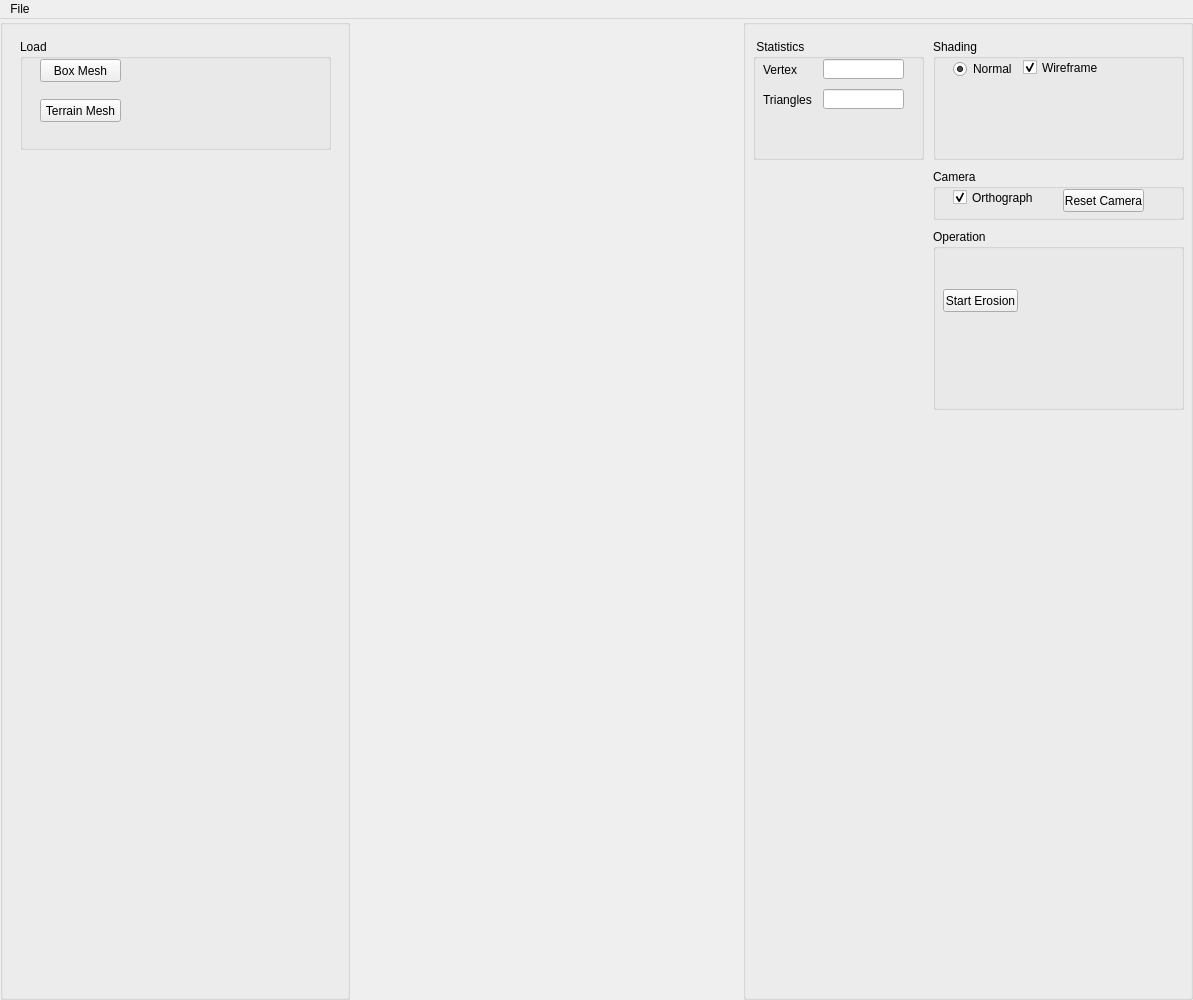
Qt form TerrainGeneration/UI/interface.ui (amatheo/LIFPROJET-TerrainGeneration) before a commit.
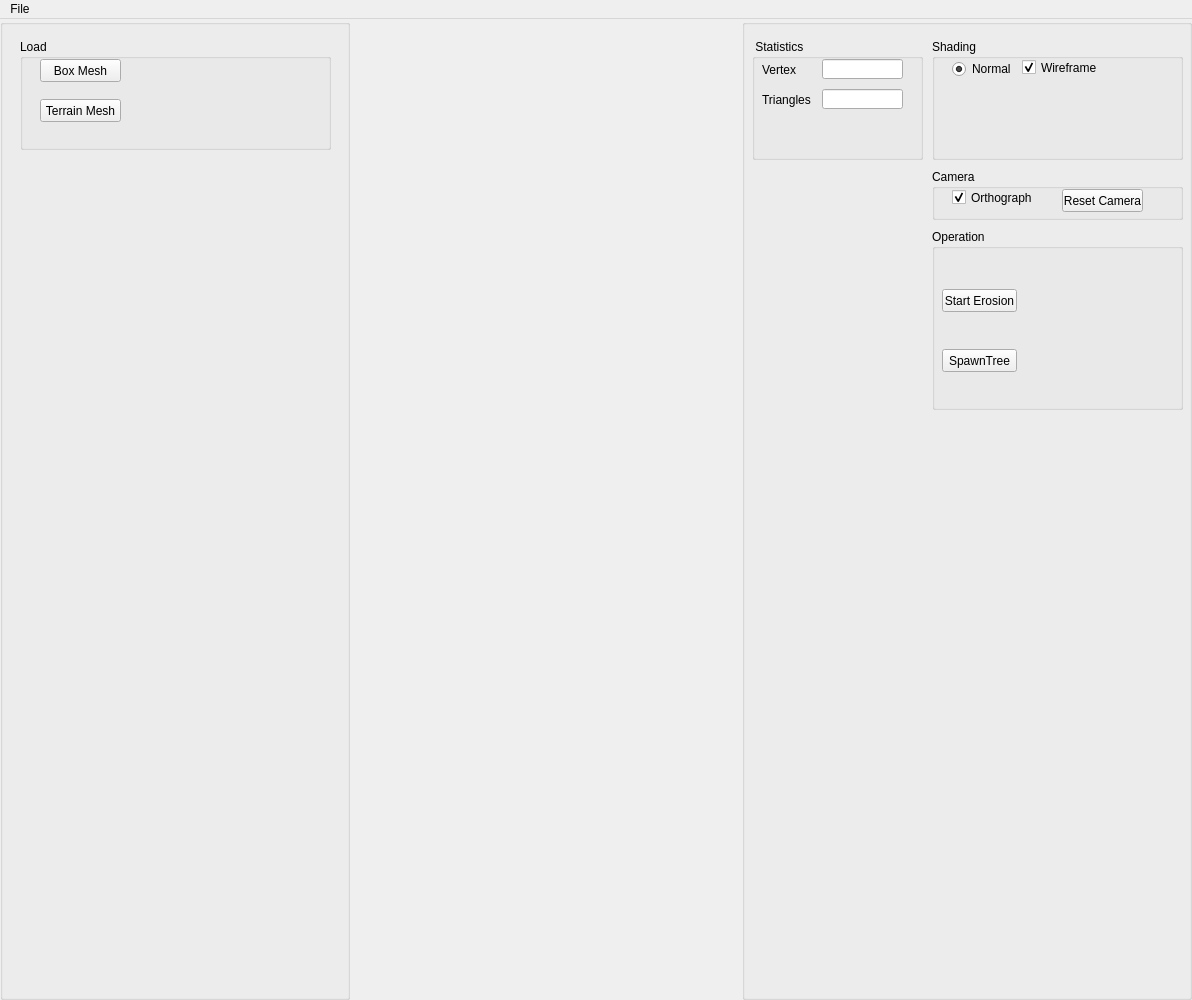
The same form after that commit.

```diff
--- a/TerrainGeneration/UI/interface.ui
+++ b/TerrainGeneration/UI/interface.ui
@@ -6,7 +6,7 @@
    <rect>
     <x>0</x>
     <y>0</y>
-    <width>1193</width>
+    <width>1192</width>
     <height>1000</height>
    </rect>
   </property>
@@ -346,6 +346,19 @@
          <string>Start Erosion</string>
         </property>
        </widget>
+       <widget class="QPushButton" name="spawnTreeButton">
+        <property name="geometry">
+         <rect>
+          <x>10</x>
+          <y>120</y>
+          <width>75</width>
+          <height>23</height>
+         </rect>
+        </property>
+        <property name="text">
+         <string>SpawnTree</string>
+        </property>
+       </widget>
       </widget>
      </widget>
     </item>
@@ -356,7 +369,7 @@
     <rect>
      <x>0</x>
      <y>0</y>
-     <width>1193</width>
+     <width>1192</width>
      <height>21</height>
     </rect>
    </property>
```
